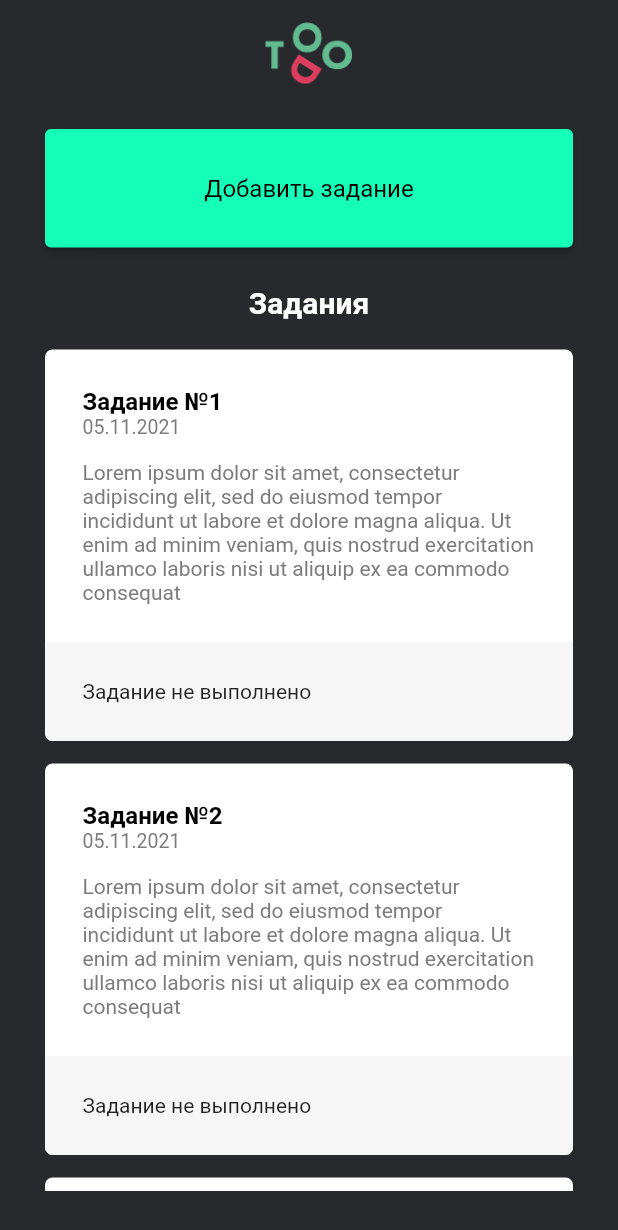
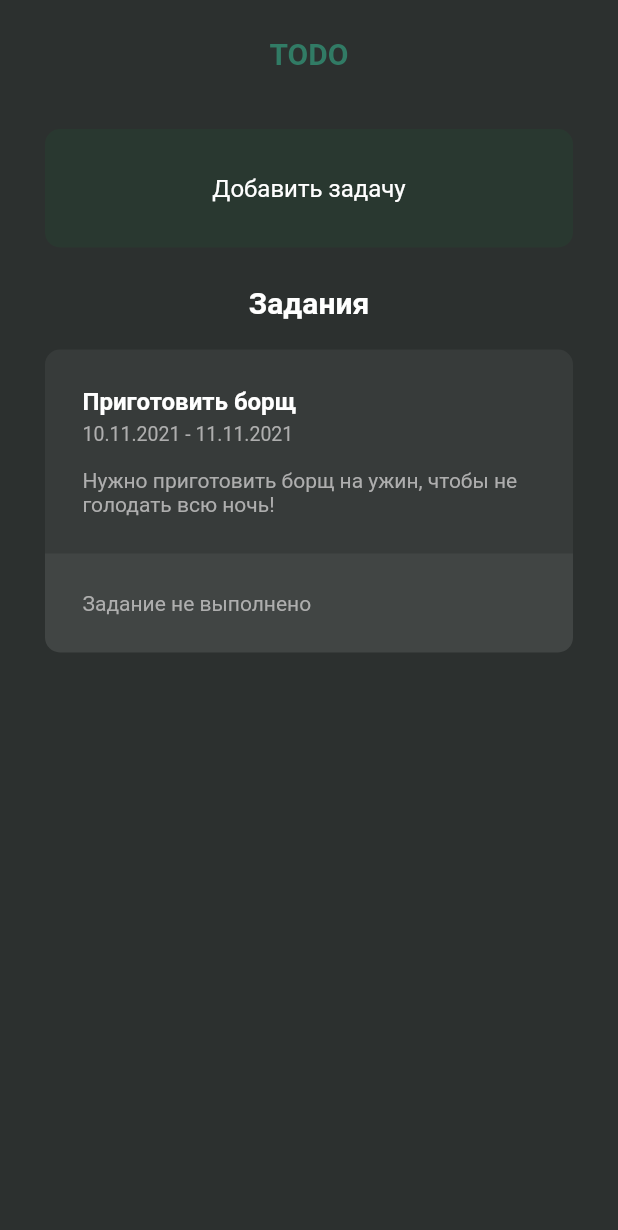
Before and after one commit to Hiwo-1101000-1101001/Flutter_todo, a Flutter app: the screen it shows after launch, on a phone screen of 412 x 824 dp. Shown: the top 1230 px of the screen. Run offline on Flutter 3.47's test engine with Material 2 defaults, Android fonts, the phone set to English and light mode, and no system bars.

Commit message:
10.11.2021

```diff
--- a/lib/const.dart
+++ b/lib/const.dart
@@ -1,28 +1,40 @@
 import 'package:flutter/material.dart';
 
+// START - Font styles
+  // Font family
+  const FONT_FAMILY = 'Roboto'; // Имя шрифта
+  // Font weight
+  const FONT_WEIGHT_BOLD = FontWeight.bold; // font-weight: bold
+  const FONT_WEIGHT_REGULAR = FontWeight.normal;  // font-weight: regular
+  // Font Size
+  const DEFAULT_FONT_SIZE = 16.0; // Обычный размер текста
+  const SMALL_FONT_SIZE = 13.0; // Маленький размер текста
+// END - Font styles
 
-// Font styles
-const FONT_FAMILY = 'Roboto';
-const FONT_WEIGHT_BOLD = FontWeight.bold;
-const FONT_WEIGHT_REGULAR = FontWeight.normal;
-const DEFAULT_FONT_SIZE = 16.0;
-const SMALL_FONT_SIZE = 13.0;
+// START - Card
+  // Background
+  const CARD_BACKGROUND = Color(0x0DFFFFFF); // Card background
+  const CARD_FOOTER_BACKGROUND = Color(0x0DFFFFFF); // Card footer background
 
-// Card
-const CARD_BACKGROUND = Colors.white;
+  // Text color
+  const CARD_TEXT_DEFAULT_COLOR = Color(0xFFFFFFFF); // Основной цвет карты
+  const CARD_TEXT_SECOND_COLOR = Color(0xFFAEAEAE); // Дополнительный цвет карты
+// END - Card
 
-// Colors
-const BLACK = Colors.black;
-const WHITE = Colors.white;
-const GRAY = Color(0xFF7C7C7C);
-const LIGHT_GRAY = Color(0xFFF6F6F6);
-const BACKGROUND_COLOR = Color(0xFF27292D);
+// START - Colors
+  const BLACK = Colors.black; // Черный цвет
+  const WHITE = Colors.white; // Белый цвет
+  const GRAY = Color(0xFF7C7C7C); // Серый цвет
+  const LIGHT_GRAY = Color(0xFFF6F6F6); // Светло серый цвет
+  const BACKGROUND_COLOR = Color(0xFF2C302F); // Цвет приложения
+// END - Colors
 
-// Buttons
-const ADD_BUTTON_BACKGROUND = Color.fromRGBO(21, 255, 185, 1);
+// START - Buttons
+  const ADD_BUTTON_BACKGROUND = Color(0x4D234A31); // Цвет кнопки добавления
+// END Buttons
 
-
-// Other
-const CONTAINER = EdgeInsets.all(30);
-const LOGO = "assets/images/todo_logo.png";
-const APP_NAME = "Todo App";
+// START - Other
+  const CONTAINER = EdgeInsets.all(30); // Отступы
+  const LOGO = "assets/images/todo_logo.png"; // Логотип
+  const APP_NAME = "Todo App"; // Название приложения
+// END - Other
--- a/lib/main.dart
+++ b/lib/main.dart
@@ -4,13 +4,6 @@ import 'package:flutter_app/const.dart'; // Const
 // Pages
 import 'package:flutter_app/screens/main_screen.dart'; // HomePage
 import 'package:flutter_app/screens/create_task.dart'; // DetalScreen
-
-// DataBase
-import 'dart:async';
-
-// import 'package:path/path.dart'; // файлы на диске
-// import 'package:sqflite/sqflite.dart'; // Для sqlite db
-import 'package:flutter/widgets.dart';
 
 
 void main() async {
@@ -30,7 +23,7 @@ class App extends StatelessWidget {
         // Главный экран
         '/': (context) => const MainScreen(),
         // Страница детальной информации о задачах
-        '/create': (context) => const DetailScreen()
+        '/create': (context) => const CreateScreen()
       },
       theme: ThemeData(
         // цвет фона
--- a/lib/screens/create_task.dart
+++ b/lib/screens/create_task.dart
@@ -1,11 +1,45 @@
 import 'package:flutter/material.dart';
 import 'package:flutter_app/const.dart';
+import 'package:flutter_app/widgets/buttons/buttonsheet_button_widget.dart';
+import 'package:flutter_app/widgets/text_field.dart'; // Import consts
 
-class DetailScreen extends StatelessWidget {
-  const DetailScreen({Key? key}) : super(key: key);
+// Страница добавления задачи
+class CreateScreen extends StatelessWidget {
+  const CreateScreen({Key? key}) : super(key: key);
 
   @override
   Widget build(BuildContext context) {
-    return Container();
+    return Scaffold(
+      // Создание AppBar
+      appBar: AppBar(
+        backgroundColor: BACKGROUND_COLOR, // Цвет у AppBar
+        elevation: 0, // Убирает дефолтную тень
+      ),
+      body: Container(
+        padding: CONTAINER, // Отступы от краев
+        width: double.infinity, // На все длинну
+        child: Container(
+            height: double.infinity, // На всю высоту
+            // Колонка с папками заданий
+            child: Column(
+              children: [
+                // Text field Widget
+                DefaultTextField(
+                  settings: {
+                    "label": "Загаловок", // label
+                    "isMultiline": false, // многострочность
+                  }
+                ),
+                // Text field Widget
+                DefaultTextField(
+                  settings: {
+                    "label": "Описание", // label
+                    "isMultiline": true, // многострочность
+                  }
+                ),
+              ],
+            )),
+      ),
+    );
   }
 }
--- a/lib/screens/main_screen.dart
+++ b/lib/screens/main_screen.dart
@@ -2,8 +2,8 @@ import 'package:flutter/material.dart';
 import 'package:flutter_app/const.dart'; // Const
 
 // Widgets
-import 'package:flutter_app/widgets/buttonsheet_button_widget.dart'; // Кнопка добавления
-import 'package:flutter_app/widgets/card_widget.dart'; // Карта папки
+import 'package:flutter_app/widgets/buttons/buttonsheet_button_widget.dart'; // Кнопка добавления
+import 'package:flutter_app/widgets/card/card_widget.dart'; // Карта папки
 
 // Виджет главной страници
 class MainScreen extends StatelessWidget {
@@ -16,15 +16,14 @@ class MainScreen extends StatelessWidget {
       appBar: AppBar(
         backgroundColor: BACKGROUND_COLOR, // Цвет у AppBar
         elevation: 0, // Убирает дефолтную тень
+        bottomOpacity: 0.0,
         title: Container(
           padding: const EdgeInsets.only(top: 15.0),
-          child: Center(
+          child: const Center(
             // логотип приложения
-            child: Image.asset(
-              LOGO,
-              width: 60.0,
-            ),
-          ),
+            child: Text("TODO",
+              style: TextStyle(
+                color: Color(0xFF317B65), fontWeight: FONT_WEIGHT_BOLD))),
         ),
       ),
       body: Container(
@@ -38,14 +37,14 @@ class MainScreen extends StatelessWidget {
               children: [
                 // Кнопка добавления папки заданий
                 const ButtonSheetButtonWidget(
-                    title: "Добавить задание",
-                  ),
+                  title: "Добавить задачу", route: "/create"),
                 Expanded(
                   child: ListView(
                     children: [
                       Center(
                         child: Container(
-                            margin: const EdgeInsets.only(bottom: 20.0, top: 5.0),
+                          margin:
+                            const EdgeInsets.only(bottom: 20.0, top: 5.0),
                           child: const Text(
                             "Задания",
                             style: TextStyle(
@@ -54,15 +53,13 @@ class MainScreen extends StatelessWidget {
                               fontWeight: FONT_WEIGHT_BOLD),
                           )),
                       ),
-                        const CardWidget(
-                          title: "Задание №1",
-                        ),
-                        const CardWidget(
-                          title: "Задание №2",
-                        ),
-                        const CardWidget(
-                          title: "Задание №3",
-                        ),
+                      const CardWidget(task: {
+                        "title": "Приготовить борщ",
+                        "description": "Нужно приготовить борщ на ужин, чтобы не голодать всю ночь!",
+                        "date_start": "10.11.2021",
+                        "date_end": "11.11.2021",
+                        "is_finished": false,
+                      }),
                     ],
                   ),
                 )
--- /dev/null
+++ b/lib/widgets/buttons/buttonsheet_button_widget.dart
@@ -0,0 +1,51 @@
+import 'package:flutter/material.dart';
+import 'package:flutter_app/const.dart'; // Consts
+
+// Кнопка добавления
+class ButtonSheetButtonWidget extends StatelessWidget {
+  final String title; // Текст кнопки
+  final String route; // Имя роута для навигации
+
+  const ButtonSheetButtonWidget({required this.title, required this.route});
+
+  @override
+  Widget build(BuildContext context) {
+    return Container(
+      // Внутренние отступы (Кнопка прижималась к краям экрана)
+      margin: const EdgeInsets.only(bottom: 20.0),
+      width: double.infinity, // Ширину на всю длинну
+      // Создание кнопки
+      child: ElevatedButton(
+        style: ElevatedButton.styleFrom(
+          primary: ADD_BUTTON_BACKGROUND, // Цвет кнопки
+          padding: const EdgeInsets.all(30.0), // Внутренние отступы кнопки
+          // START - уничтожение тени
+          elevation: 0,
+          shadowColor: Colors.transparent,
+          // END - уничтожение тени
+          // START - скругление углов
+          shape:
+            RoundedRectangleBorder(
+              borderRadius: BorderRadius.circular(10.0),
+            )
+          // END - скругление углов
+        ),
+        // START- Событие при клике
+        onPressed: () {
+          Navigator.pushNamed(context, route); // Переход на другой экран
+        },
+        // END - Событие при клике
+        // START - Текст кнопки
+        child: Text(
+          title, // Текст
+          style: const TextStyle(
+            color: WHITE, // цвет текста
+            fontSize: DEFAULT_FONT_SIZE, // размер текста
+            fontWeight: FONT_WEIGHT_REGULAR // font-weight
+          ),
+        )
+        // END - Текст кнопки
+      ),
+    );
+  }
+}
--- a/lib/widgets/buttonsheet_button_widget.dart
+++ /dev/null
@@ -1,35 +0,0 @@
-import 'package:flutter/material.dart';
-import 'package:flutter_app/const.dart'; // Const
-
-class ButtonSheetButtonWidget extends StatelessWidget {
-  final String? title;
-  const ButtonSheetButtonWidget({this.title});
-
-  @override
-  Widget build(BuildContext context) {
-    return Container(
-      decoration: const BoxDecoration(
-        color: BACKGROUND_COLOR,
-      ),
-      // Внутренние отступы (Кнопка прижималась к краям экрана)
-      padding: const EdgeInsets.only(bottom: 20.0),
-      width: double.infinity, // Ширину на всю длинну
-      // Создание кнопки
-      child: ElevatedButton(
-          style: ElevatedButton.styleFrom(
-            primary: ADD_BUTTON_BACKGROUND,
-            padding: const EdgeInsets.all(30.0), // Внутренние отступы кнопки
-          ),
-          onPressed: () {}, // Событие при клике
-          // Текст кнопки
-          child: Text(
-            title ?? "Похоже я забыл указать здесь название",
-            textAlign: TextAlign.center,
-            style: const TextStyle(
-                color: BLACK, // цвет текста
-                fontSize: DEFAULT_FONT_SIZE, // размер текста
-                fontWeight: FONT_WEIGHT_REGULAR),
-          )),
-    );
-  }
-}
--- /dev/null
+++ b/lib/widgets/card/card_footer.dart
@@ -0,0 +1,34 @@
+import 'package:flutter/material.dart';
+
+import 'package:flutter_app/const.dart'; // Consts
+
+// Карточка
+class CardFooter extends StatelessWidget {
+  const CardFooter({Key? key}) : super(key: key);
+
+  @override
+  Widget build(BuildContext context) {
+    return Container(
+      width: double.infinity, // На весь экран
+      padding: const EdgeInsets.all(25.0), // Внутренние отступы
+      // Стили
+      decoration: const BoxDecoration(
+        color: CARD_FOOTER_BACKGROUND, // background
+        // Скругление углов
+        borderRadius: BorderRadius.only(
+          bottomLeft: Radius.circular(10.0), // Скругление нижнего левого угла
+          bottomRight: Radius.circular(10.0), // Скругление нижнего правого угла
+        )
+      ),
+      child: Container(
+        // Строчка с чекбоксом
+        child: Row(
+          children: <Widget>[
+            // TODO: Добавить checkbox
+            Text("Задание не выполнено", style: TextStyle(color: CARD_TEXT_SECOND_COLOR),)
+          ],
+        ),
+      ),
+    );
+  }
+}
--- /dev/null
+++ b/lib/widgets/card/card_widget.dart
@@ -0,0 +1,80 @@
+import 'package:flutter/material.dart';
+import 'package:flutter_app/const.dart'; // import consts
+
+import 'package:flutter_app/widgets/card/card_footer.dart';
+
+// Карточка задания
+class CardWidget extends StatelessWidget {
+  final Map task; // Принимает список
+  const CardWidget({required this.task});
+
+  @override
+  Widget build(BuildContext context) {
+    // Карточка
+    return Container(
+      // Стили
+      decoration:
+        BoxDecoration(
+          color: CARD_BACKGROUND, // background
+          borderRadius: BorderRadius.circular(10.0) // Скругления углов
+        ),
+      margin: const EdgeInsets.only(bottom: 15.0), // Внешний отступ снизу
+
+      child: Container(
+        // Колонка
+        child: Column(
+          children: [
+            // Верхняя часть карты со всей информацией о задании
+            Container(
+              padding: const EdgeInsets.all(25.0), // Внутренние отступы
+              child: Column(
+                crossAxisAlignment: CrossAxisAlignment.start, // Контент будет становиться слева
+                children: [
+                  // Загаловок
+                  Container(
+                    alignment: Alignment.bottomLeft, // текст на левую сторону
+                    // Текст с загаловком
+                    child: Text(
+                      task["title"] ?? "Задание без названия",
+                      style: const TextStyle(
+                        color: CARD_TEXT_DEFAULT_COLOR, // цвет текста
+                        fontWeight: FONT_WEIGHT_BOLD, // толщина шрифта
+                        fontSize: DEFAULT_FONT_SIZE // Размер текста
+                      ),
+                    ),
+                  ),
+                  // Дата
+                  Container(
+                    margin: const EdgeInsets.only(top: 5.0), // Отступ сверху
+                    // Текст с датой
+                    child: Text(
+                      task["date_start"] + " - " + task["date_end"] ?? "Дата не указана",
+                      style: const TextStyle(
+                        color: CARD_TEXT_SECOND_COLOR, // Цвет текста
+                        fontSize: SMALL_FONT_SIZE, // Размер текста
+                      ),
+                    ),
+                  ),
+                  // Описание
+                  Container(
+                    margin: const EdgeInsets.only(top: 15.0), // Внешние отступы сверху
+                    // Описание
+                    child: Text(
+                      task["description"] ?? "Описание пустое",
+                      style: const TextStyle(
+                        color: CARD_TEXT_SECOND_COLOR // Цвет текста
+                      ),
+                    ),
+                  ),
+                ],
+              ),
+            ),
+            // START - Card footer
+            const CardFooter()
+            // END - Card footer
+          ],
+        ),
+      ),
+    );
+  }
+}
--- a/lib/widgets/card_widget.dart
+++ /dev/null
@@ -1,98 +0,0 @@
-import 'package:flutter/material.dart';
-import 'package:flutter_app/const.dart';
-
-// Карточка задания
-class CardWidget extends StatelessWidget {
-  final String? title; // Принимает title
-  const CardWidget({required this.title});
-
-  @override
-  Widget build(BuildContext context) {
-    // Карточка
-    return Container(
-      // Стили
-      decoration:
-        BoxDecoration(
-          color: WHITE, // background
-          borderRadius: BorderRadius.circular(5.0) // Скругления углов
-        ),
-      margin: const EdgeInsets.only(bottom: 15.0), // Внешний отступ снизу
-
-      child: Container(
-        // Колонка
-        child: Column(
-          children: [
-            // Верхняя часть карты со всей информацией о задании
-            Container(
-              padding: EdgeInsets.all(25.0), // Внутренние отступы
-              child: Column(
-                crossAxisAlignment: CrossAxisAlignment.start, // Контент будет становиться слева
-                children: [
-                  // Загаловок
-                  Container(
-                    alignment: Alignment.bottomLeft, // текст на левую сторону
-                    // Текст с загаловком
-                    child: Text(
-                      title ?? "папка без названия",
-                      style: const TextStyle(
-                        color: BLACK, // цвет текста
-                        fontWeight: FONT_WEIGHT_BOLD, // толщина шрифта
-                        fontSize: DEFAULT_FONT_SIZE // Размер текста
-                      ),
-                    ),
-                  ),
-                  // Дата
-                  Container(
-                    alignment: Alignment.bottomLeft, // текст на левую сторону
-                    // Текст с датой
-                    child: const Text(
-                      "05.11.2021",
-                      style: TextStyle(
-                        color: GRAY, // Цвет текста
-                        fontSize: SMALL_FONT_SIZE, // Размер текста
-                      ),
-                    ),
-                  ),
-                  // Описание
-                  Container(
-                    margin: const EdgeInsets.only(top: 15.0), // Внешние отступы сверху
-                    // Описание
-                    child: const Text(
-                      "Lorem ipsum dolor sit amet, consectetur adipiscing elit, sed do eiusmod tempor incididunt ut labore et dolore magna aliqua. Ut enim ad minim veniam, quis nostrud exercitation ullamco laboris nisi ut aliquip ex ea commodo consequat",
-                      style: TextStyle(
-                        color: GRAY // Цвет текста
-                      ),
-                    ),
-                  ),
-                ],
-              ),
-            ),
-            // CheckBox Container
-            Container(
-              width: double.infinity, // На весь экран
-              padding: const EdgeInsets.all(25.0), // Внутренние отступы
-              // Стили
-              decoration: const BoxDecoration(
-                color: LIGHT_GRAY, // background
-                // Скругление углов
-                borderRadius: BorderRadius.only(
-                  bottomLeft: Radius.circular(5.0),
-                  bottomRight: Radius.circular(5.0),
-                )
-              ),
-              child: Container(
-                // Строчка с чекбоксом
-                child: Row(
-                  children: <Widget>[
-                    // TODO: Добавить checkbox
-                    Text("Задание не выполнено")
-                  ],
-                ),
-              ),
-            ),
-          ],
-        ),
-      ),
-    );
-  }
-}
--- /dev/null
+++ b/lib/widgets/text_field.dart
@@ -0,0 +1,55 @@
+import 'package:flutter/material.dart';
+import 'package:flutter_app/const.dart'; // Consts
+
+// TextField Custom Widget
+class DefaultTextField extends StatelessWidget {
+  final Map settings; // Настройки TextField
+  const DefaultTextField({Key? key, required this.settings}) : super(key: key);
+
+  @override
+  Widget build(BuildContext context) {
+    return Container(
+      margin: const EdgeInsets.only(bottom: 15.0), // Margin
+      // START - TextField
+      child: TextField(
+        // Условие если значение isMultiline = true, то TextField становится многострочным
+        keyboardType: settings["isMultiline"] == true ? TextInputType.multiline : TextInputType.name,
+        maxLines: null, // Максимально строк
+        // START - Стили текста
+        style: const TextStyle(
+          fontSize: DEFAULT_FONT_SIZE, // Размер шрифта
+          color: WHITE // Цвет шрифта
+        ),
+        // END - Стили текста
+        // START - Стилизация TextField
+        decoration: InputDecoration(
+          labelText: settings["label"], // label text
+          // Стили label
+          labelStyle: const TextStyle(
+            color: WHITE, // Цвет label
+          ),
+          // START - Border
+          // START - Стили при обычном режиме
+          enabledBorder: const OutlineInputBorder(
+            borderSide: BorderSide(
+              color: WHITE, // Цвет рамки
+              width: 2.0 // Размер рамки
+            ),
+          ),
+          // END - Стили при обычном режиме
+          // START - Стили при фокусе
+          focusedBorder: const OutlineInputBorder(
+            borderSide: BorderSide(
+              color: WHITE, // Цвет рамки
+              width: 2.0 // Размер рамки
+            ),
+          ),
+          // END - Стили при фокусе
+          // END - Border
+        ),
+        // END - Стилизация TextField
+      ),
+      // END - TextField
+    );
+  }
+}
```
Lines whose indentation alone changed are shown as unchanged.
